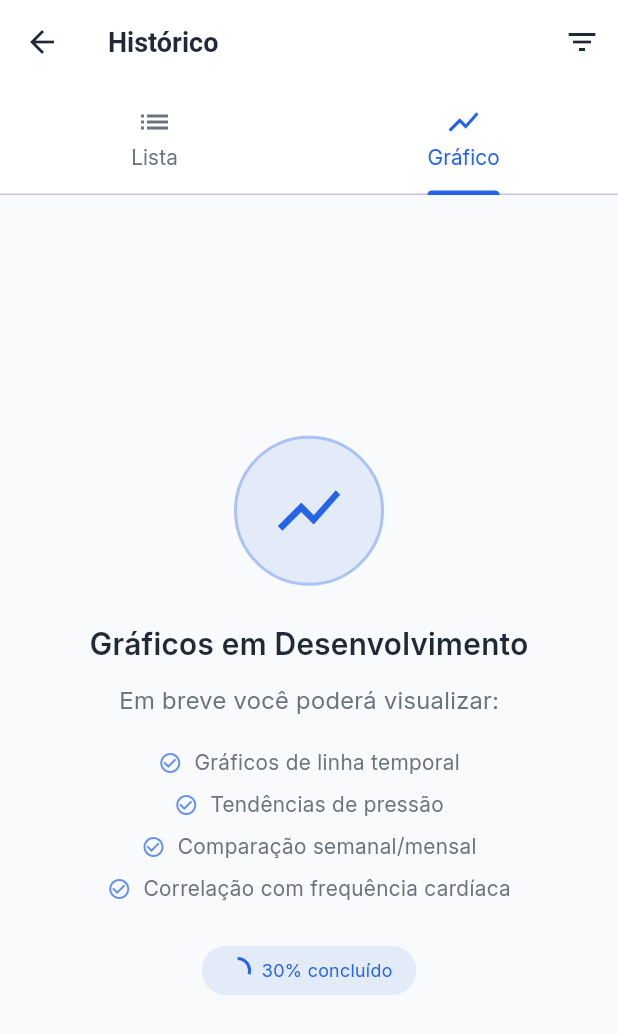
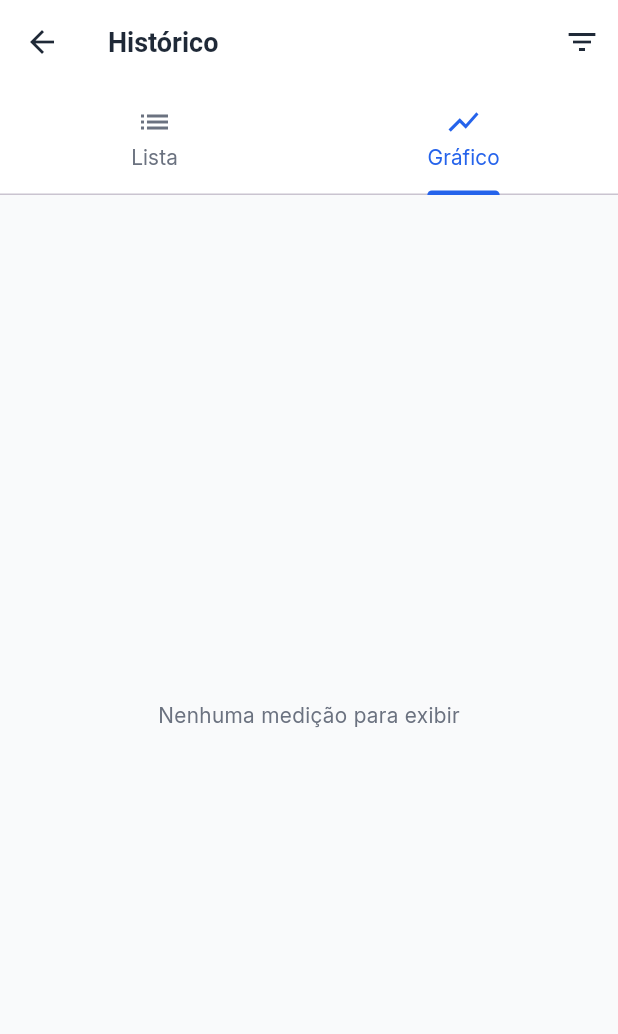
Before and after one commit to PauloRobert/bpmonitor, a Flutter app: the HistoryScreen screen opened directly, tab 2 chosen, on a phone screen of 412 x 824 dp. Shown: the top 1034 px of the screen. Run offline on Flutter 3.47's test engine with Material 3 defaults, Android fonts, the phone set to English and light mode, and no system bars; our stand-ins replace fl_chart, flutter_riverpod, shared_preferences, sqflite; accounts and stored records are empty.

Commit message:
Gráfico do histórico funcionando

```diff
--- a/lib/features/history/history_screen.dart
+++ b/lib/features/history/history_screen.dart
@@ -1,10 +1,10 @@
 import 'package:flutter/material.dart';
+import 'package:fl_chart/fl_chart.dart';
 import '../../core/constants/app_constants.dart';
 import '../../core/database/database_helper.dart';
 import '../../shared/models/measurement_model.dart';
-import '../measurements/add_measurement_screen.dart';
 
-// ✅ Interface pública para controle externo
+/// Interface pública para controlar a HistoryScreen externamente
 abstract class HistoryScreenController {
   void loadMeasurements();
 }
@@ -40,6 +40,8 @@ class _HistoryScreenState extends State<HistoryScreen>
     '3months': 'Últimos 3 meses',
   };
 
+  bool _showHeartRate = false;
+
   @override
   void initState() {
     super.initState();
@@ -55,7 +57,7 @@ class _HistoryScreenState extends State<HistoryScreen>
     super.dispose();
   }
 
-  // ✅ Implementação da interface pública
+  /// Interface pública
   @override
   void loadMeasurements() {
     _loadMeasurements();
@@ -73,58 +75,41 @@ class _HistoryScreenState extends State<HistoryScreen>
   Future<void> _loadMeasurements() async {
     try {
       AppConstants.logInfo('Carregando histórico de medições');
-
       setState(() {
         _isLoading = true;
         _currentPage = 0;
       });
-
       final measurements = await _dbHelper.getAllMeasurements();
-
-      if (mounted) {
       setState(() {
         _measurements = measurements;
         _filteredMeasurements = _applyPeriodFilter(measurements);
         _isLoading = false;
         _hasMoreData = _filteredMeasurements.length > _itemsPerPage;
       });
-      }
-
       AppConstants.logInfo('Histórico carregado: ${measurements.length} medições');
     } catch (e, stackTrace) {
       AppConstants.logError('Erro ao carregar histórico', e, stackTrace);
-      if (mounted) {
       setState(() {
         _isLoading = false;
       });
     }
   }
-  }
 
   Future<void> _loadMoreMeasurements() async {
     if (_isLoadingMore || !_hasMoreData) return;
-
-    setState(() {
-      _isLoadingMore = true;
-    });
-
+    setState(() => _isLoadingMore = true);
     await Future.delayed(const Duration(milliseconds: 500));
-
-    if (mounted) {
     setState(() {
       _currentPage++;
       _isLoadingMore = false;
-
       final endIndex = (_currentPage + 1) * _itemsPerPage;
       _hasMoreData = endIndex < _filteredMeasurements.length;
     });
-    }
   }
 
   List<MeasurementModel> _applyPeriodFilter(List<MeasurementModel> measurements) {
     final now = DateTime.now();
     DateTime startDate;
-
     switch (_selectedPeriod) {
       case 'week':
         startDate = now.subtract(const Duration(days: 7));
@@ -138,7 +123,6 @@ class _HistoryScreenState extends State<HistoryScreen>
       default:
         return measurements;
     }
-
     return measurements.where((m) => m.measuredAt.isAfter(startDate)).toList();
   }
 
@@ -151,77 +135,32 @@ class _HistoryScreenState extends State<HistoryScreen>
     });
   }
 
-  Future<void> _editMeasurement(MeasurementModel measurement) async {
+  void _editMeasurement(MeasurementModel measurement) {
     AppConstants.logNavigation('HistoryScreen', 'EditMeasurementScreen');
-
-    final result = await Navigator.of(context).push(
-      MaterialPageRoute(
-        builder: (context) => AddMeasurementScreen(
-          measurementToEdit: measurement,
-        ),
-      ),
-    );
-
-    if (result == true) {
-      _loadMeasurements();
-
-      if (mounted) {
-        ScaffoldMessenger.of(context).showSnackBar(
-          const SnackBar(
-            content: Row(
-              children: [
-                Icon(Icons.check_circle, color: Colors.white, size: 20),
-                SizedBox(width: 8),
-                Text('Medição atualizada com sucesso!'),
-              ],
-            ),
-            backgroundColor: Colors.green,
-            duration: Duration(seconds: 2),
-          ),
-        );
-      }
-    }
+    // TODO: Navegar para tela de edição
   }
 
   Future<void> _deleteMeasurement(MeasurementModel measurement) async {
     final confirmed = await _showDeleteDialog();
-
     if (confirmed == true) {
       try {
         await _dbHelper.deleteMeasurement(measurement.id!);
-        AppConstants.logInfo('Medição deletada: ID ${measurement.id}');
         _loadMeasurements();
-
         if (mounted) {
           ScaffoldMessenger.of(context).showSnackBar(
             const SnackBar(
-              content: Row(
-                children: [
-                  Icon(Icons.check_circle, color: Colors.white, size: 20),
-                  SizedBox(width: 8),
-                  Text('Medição removida com sucesso'),
-                ],
-              ),
+              content: Text('Medição removida com sucesso'),
               backgroundColor: Colors.green,
-              duration: Duration(seconds: 2),
             ),
           );
         }
       } catch (e, stackTrace) {
         AppConstants.logError('Erro ao deletar medição', e, stackTrace);
-
         if (mounted) {
           ScaffoldMessenger.of(context).showSnackBar(
             const SnackBar(
-              content: Row(
-                children: [
-                  Icon(Icons.error, color: Colors.white, size: 20),
-                  SizedBox(width: 8),
-                  Text('Erro ao remover medição'),
-                ],
-              ),
+              content: Text('Erro ao remover medição'),
               backgroundColor: AppConstants.secondaryColor,
-              duration: Duration(seconds: 3),
             ),
           );
         }
@@ -308,18 +247,14 @@ class _HistoryScreenState extends State<HistoryScreen>
     );
   }
 
+  // ======== LIST VIEW ========
   Widget _buildListView() {
     if (_isLoading) {
       return const Center(
-        child: CircularProgressIndicator(
-          color: AppConstants.primaryColor,
-        ),
+        child: CircularProgressIndicator(color: AppConstants.primaryColor),
       );
     }
-
-    if (_filteredMeasurements.isEmpty) {
-      return _buildEmptyState();
-    }
+    if (_filteredMeasurements.isEmpty) return _buildEmptyState();
 
     final displayItems = (_currentPage + 1) * _itemsPerPage;
     final itemsToShow = displayItems > _filteredMeasurements.length
@@ -338,10 +273,7 @@ class _HistoryScreenState extends State<HistoryScreen>
               padding: const EdgeInsets.all(16),
               itemCount: itemsToShow + (_hasMoreData ? 1 : 0),
               itemBuilder: (context, index) {
-                if (index == itemsToShow) {
-                  return _buildLoadingIndicator();
-                }
-
+                if (index == itemsToShow) return _buildLoadingIndicator();
                 final measurement = _filteredMeasurements[index];
                 return _buildMeasurementCard(measurement, index);
               },
@@ -354,7 +286,6 @@ class _HistoryScreenState extends State<HistoryScreen>
 
   Widget _buildPeriodHeader() {
     if (_selectedPeriod == 'all') return const SizedBox.shrink();
-
     return Container(
       padding: const EdgeInsets.all(16),
       color: AppConstants.primaryColor.withOpacity(0.05),
@@ -479,11 +410,8 @@ class _HistoryScreenState extends State<HistoryScreen>
             ),
           ],
           onSelected: (value) {
-            if (value == 'edit') {
-              _editMeasurement(measurement);
-            } else if (value == 'delete') {
-              _deleteMeasurement(measurement);
-            }
+            if (value == 'edit') _editMeasurement(measurement);
+            else if (value == 'delete') _deleteMeasurement(measurement);
           },
         ),
       ),
@@ -493,11 +421,7 @@ class _HistoryScreenState extends State<HistoryScreen>
   Widget _buildLoadingIndicator() {
     return const Padding(
       padding: EdgeInsets.all(16),
-      child: Center(
-        child: CircularProgressIndicator(
-          color: AppConstants.primaryColor,
-        ),
-      ),
+      child: Center(child: CircularProgressIndicator(color: AppConstants.primaryColor)),
     );
   }
 
@@ -508,11 +432,7 @@ class _HistoryScreenState extends State<HistoryScreen>
         child: Column(
           mainAxisAlignment: MainAxisAlignment.center,
           children: [
-            Icon(
-              Icons.history,
-              size: 80,
-              color: AppConstants.textSecondary.withOpacity(0.5),
-            ),
+            Icon(Icons.history, size: 80, color: AppConstants.textSecondary.withOpacity(0.5)),
             const SizedBox(height: 16),
             Text(
               _selectedPeriod == 'all'
@@ -534,145 +454,114 @@ class _HistoryScreenState extends State<HistoryScreen>
                 color: AppConstants.textSecondary,
               ),
             ),
-            if (_selectedPeriod == 'all') ...[
-              const SizedBox(height: 24),
-              ElevatedButton.icon(
-                onPressed: () async {
-                  final result = await Navigator.of(context).push(
-                    MaterialPageRoute(
-                      builder: (context) => const AddMeasurementScreen(),
-                    ),
-                  );
-
-                  if (result == true) {
-                    _loadMeasurements();
-                  }
-                },
-                icon: const Icon(Icons.add, size: 18),
-                label: const Text('Adicionar Medição'),
-                style: ElevatedButton.styleFrom(
-                  backgroundColor: AppConstants.primaryColor,
-                  foregroundColor: Colors.white,
-                ),
-              ),
-            ],
           ],
         ),
       ),
     );
   }
 
+  // ======== CHART VIEW ========
   Widget _buildChartView() {
+    final data = _filteredMeasurements;
+    if (data.isEmpty) {
       return Center(
-      child: Padding(
-        padding: const EdgeInsets.all(32),
+        child: Text(
+          'Nenhuma medição para exibir',
+          style: TextStyle(color: AppConstants.textSecondary),
+        ),
+      );
+    }
+
+    return Padding(
+      padding: const EdgeInsets.all(16),
       child: Column(
-          mainAxisAlignment: MainAxisAlignment.center,
         children: [
-            Container(
-              width: 100,
-              height: 100,
-              decoration: BoxDecoration(
-                color: AppConstants.primaryColor.withOpacity(0.1),
-                shape: BoxShape.circle,
-                border: Border.all(
-                  color: AppConstants.primaryColor.withOpacity(0.3),
-                  width: 2,
+          Row(
+            children: [
+              Switch(
+                value: _showHeartRate,
+                onChanged: (val) => setState(() => _showHeartRate = val),
+                activeColor: AppConstants.primaryColor,
+              ),
+              const SizedBox(width: 8),
+              const Text('Mostrar frequência cardíaca'),
+            ],
+          ),
+          const SizedBox(height: 16),
+          Expanded(
+            child: LineChart(
+              LineChartData(
+                lineTouchData: LineTouchData(
+                  enabled: true,
+                  handleBuiltInTouches: true,
+                  touchTooltipData: LineTouchTooltipData(
+                    tooltipRoundedRadius: 8,
+                    tooltipPadding: const EdgeInsets.all(8),
+                    getTooltipItems: (touchedSpots) {
+                      return touchedSpots.map((spot) {
+                        final index = spot.x.toInt();
+                        if (index >= _filteredMeasurements.length) return null;
+                        final m = _filteredMeasurements[index];
+                        return LineTooltipItem(
+                          "${m.formattedDate}\n${m.systolic}/${m.diastolic} mmHg\n❤️ ${m.heartRate} bpm",
+                          const TextStyle(
+                            color: Colors.black, // cor do texto
+                            fontWeight: FontWeight.bold,
+                          ),
+                        );
+                      }).whereType<LineTooltipItem>().toList();
+                    },
                   ),
                 ),
-              child: const Icon(
-                Icons.show_chart,
-                size: 50,
-                color: AppConstants.primaryColor,
+                gridData: FlGridData(show: true),
+                borderData: FlBorderData(show: true),
+                titlesData: FlTitlesData(
+                  leftTitles: AxisTitles(
+                      sideTitles: SideTitles(showTitles: true, reservedSize: 40)),
+                  bottomTitles: AxisTitles(
+                      sideTitles: SideTitles(showTitles: true, reservedSize: 30)),
+                  topTitles: AxisTitles(sideTitles: SideTitles(showTitles: false)),
+                  rightTitles: AxisTitles(sideTitles: SideTitles(showTitles: false)),
                 ),
+                lineBarsData: [
+                  LineChartBarData(
+                    spots: List.generate(
+                        data.length,
+                            (index) =>
+                            FlSpot(index.toDouble(), data[index].systolic.toDouble())),
+                    isCurved: true,
+                    color: Colors.red,
+                    barWidth: 2,
+                    dotData: FlDotData(show: false),
                   ),
-            const SizedBox(height: 24),
-            const Text(
-              'Gráficos em Desenvolvimento',
-              style: TextStyle(
-                fontSize: 20,
-                fontWeight: FontWeight.w600,
-                color: AppConstants.textPrimary,
+                  LineChartBarData(
+                    spots: List.generate(
+                        data.length,
+                            (index) =>
+                            FlSpot(index.toDouble(), data[index].diastolic.toDouble())),
+                    isCurved: true,
+                    color: Colors.blue,
+                    barWidth: 2,
+                    dotData: FlDotData(show: false),
                   ),
+                  if (_showHeartRate)
+                    LineChartBarData(
+                      spots: List.generate(
+                          data.length,
+                              (index) =>
+                              FlSpot(index.toDouble(), data[index].heartRate.toDouble())),
+                      isCurved: true,
+                      color: Colors.green,
+                      barWidth: 2,
+                      dotData: FlDotData(show: false),
+                      dashArray: [5, 5],
                     ),
-            const SizedBox(height: 12),
-            const Text(
-              'Em breve você poderá visualizar:',
-              style: TextStyle(
-                fontSize: 16,
-                color: AppConstants.textSecondary,
+                ],
               ),
-            ),
-            const SizedBox(height: 16),
-            _buildFeaturesList(),
-            const SizedBox(height: 24),
-            Container(
-              padding: const EdgeInsets.symmetric(horizontal: 16, vertical: 8),
-              decoration: BoxDecoration(
-                color: AppConstants.primaryColor.withOpacity(0.1),
-                borderRadius: BorderRadius.circular(20),
-              ),
-              child: Row(
-                mainAxisSize: MainAxisSize.min,
-                children: [
-                  SizedBox(
-                    width: 16,
-                    height: 16,
-                    child: CircularProgressIndicator(
-                      strokeWidth: 2,
-                      color: AppConstants.primaryColor,
-                      value: 0.3,
-                    ),
-                  ),
-                  const SizedBox(width: 8),
-                  const Text(
-                    '30% concluído',
-                    style: TextStyle(
-                      fontSize: 12,
-                      fontWeight: FontWeight.w500,
-                      color: AppConstants.primaryColor,
             ),
           ),
         ],
       ),
-            ),
-          ],
-        ),
-      ),
-    );
-  }
-
-  Widget _buildFeaturesList() {
-    final features = [
-      'Gráficos de linha temporal',
-      'Tendências de pressão',
-      'Comparação semanal/mensal',
-      'Correlação com frequência cardíaca',
-    ];
-
-    return Column(
-      children: features.map((feature) =>
-          Padding(
-            padding: const EdgeInsets.symmetric(vertical: 4),
-            child: Row(
-              mainAxisSize: MainAxisSize.min,
-              children: [
-                Icon(
-                  Icons.check_circle_outline,
-                  size: 16,
-                  color: AppConstants.primaryColor.withOpacity(0.7),
-                ),
-                const SizedBox(width: 8),
-                Text(
-                  feature,
-                  style: const TextStyle(
-                    fontSize: 14,
-                    color: AppConstants.textSecondary,
-                  ),
-                ),
-              ],
-            ),
-          )).toList(),
     );
   }
 }
--- a/lib/shared/widgets/main_navigation.dart
+++ b/lib/shared/widgets/main_navigation.dart
@@ -185,10 +185,11 @@ class _MainNavigationState extends State<MainNavigation> {
     );
   }
 
+  //Botão gradiente
   Widget _buildFloatingActionButton() {
     return Container(
-      width: 60,
-      height: 60,
+      width: 40,
+      height: 40,
       decoration: BoxDecoration(
         gradient: AppConstants.logoGradient,
         shape: BoxShape.circle,
@@ -215,6 +216,7 @@ class _MainNavigationState extends State<MainNavigation> {
     );
   }
 }
+//Botão gradiente
 
 class NavigationItem {
   final IconData icon;
--- a/pubspec.yaml
+++ b/pubspec.yaml
@@ -23,6 +23,10 @@ dependencies:
   # Local Storage
   shared_preferences: ^2.2.3
 
+  #gráficos
+  fl_chart: ^0.71.0
+  intl: ^0.20.2
+
 
 flutter:
   uses-material-design: true
```
Also changed, not shown: pubspec.lock. Lines whose indentation alone changed are shown as unchanged.
